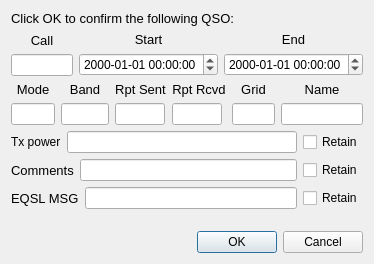
ce3tsk/jtdx_contest, file logqso.ui: the form before one commit.
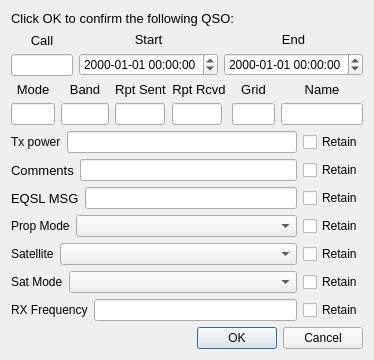
The form after the commit.

```diff
--- a/logqso.ui
+++ b/logqso.ui
@@ -390,6 +390,118 @@
      </item>
     </layout>
    </item>
+   <item>
+    <layout class="QHBoxLayout" name="horizontalLayout_propMode">
+     <item>
+      <widget class="QLabel" name="labPropMode">
+       <property name="text">
+        <string>Prop Mode</string>
+       </property>
+      </widget>
+     </item>
+     <item>
+      <widget class="QComboBox" name="comboBoxPropMode">
+       <property name="sizePolicy">
+        <sizepolicy hsizetype="Expanding" vsizetype="Fixed">
+         <horstretch>0</horstretch>
+         <verstretch>0</verstretch>
+        </sizepolicy>
+       </property>
+       <property name="toolTip">
+        <string>How the signal travelled (ADIF PROP_MODE). Satellite also logs the satellite, its mode and your receive frequency. On the QO-100 uplink, 2400.000 to 2400.500 MHz, all four are filled in for you, and not kept for the next QSO.</string>
+       </property>
+      </widget>
+     </item>
+     <item>
+      <widget class="QCheckBox" name="cbPropMode">
+       <property name="text">
+        <string>Retain</string>
+       </property>
+      </widget>
+     </item>
+    </layout>
+   </item>
+   <item>
+    <layout class="QHBoxLayout" name="horizontalLayout_satellite">
+     <item>
+      <widget class="QLabel" name="labSatellite">
+       <property name="text">
+        <string>Satellite</string>
+       </property>
+      </widget>
+     </item>
+     <item>
+      <widget class="QComboBox" name="comboBoxSatellite">
+       <property name="sizePolicy">
+        <sizepolicy hsizetype="Expanding" vsizetype="Fixed">
+         <horstretch>0</horstretch>
+         <verstretch>0</verstretch>
+        </sizepolicy>
+       </property>
+      </widget>
+     </item>
+     <item>
+      <widget class="QCheckBox" name="cbSatellite">
+       <property name="text">
+        <string>Retain</string>
+       </property>
+      </widget>
+     </item>
+    </layout>
+   </item>
+   <item>
+    <layout class="QHBoxLayout" name="horizontalLayout_satMode">
+     <item>
+      <widget class="QLabel" name="labSatMode">
+       <property name="text">
+        <string>Sat Mode</string>
+       </property>
+      </widget>
+     </item>
+     <item>
+      <widget class="QComboBox" name="comboBoxSatMode">
+       <property name="sizePolicy">
+        <sizepolicy hsizetype="Expanding" vsizetype="Fixed">
+         <horstretch>0</horstretch>
+         <verstretch>0</verstretch>
+        </sizepolicy>
+       </property>
+      </widget>
+     </item>
+     <item>
+      <widget class="QCheckBox" name="cbSatMode">
+       <property name="text">
+        <string>Retain</string>
+       </property>
+      </widget>
+     </item>
+    </layout>
+   </item>
+   <item>
+    <layout class="QHBoxLayout" name="horizontalLayout_freqRx">
+     <item>
+      <widget class="QLabel" name="labFreqRx">
+       <property name="text">
+        <string>RX Frequency</string>
+       </property>
+      </widget>
+     </item>
+     <item>
+      <widget class="QLineEdit" name="freqRx">
+       <property name="toolTip">
+        <string>Your receive frequency in MHz (ADIF FREQ_RX), its band logged with it (BAND_RX). On the QO-100 uplink it is filled in: your dial plus your Rx audio frequency, plus 8089.5 MHz.</string>
+       </property>
+      </widget>
+     </item>
+     <item>
+      <widget class="QCheckBox" name="cbFreqRx">
+       <property name="text">
+        <string>Retain</string>
+       </property>
+      </widget>
+     </item>
+    </layout>
+   </item>
    <item>
     <spacer name="verticalSpacer">
      <property name="orientation">
```
Left out of the diff: 10 changed lines with no effect on the pictures.
